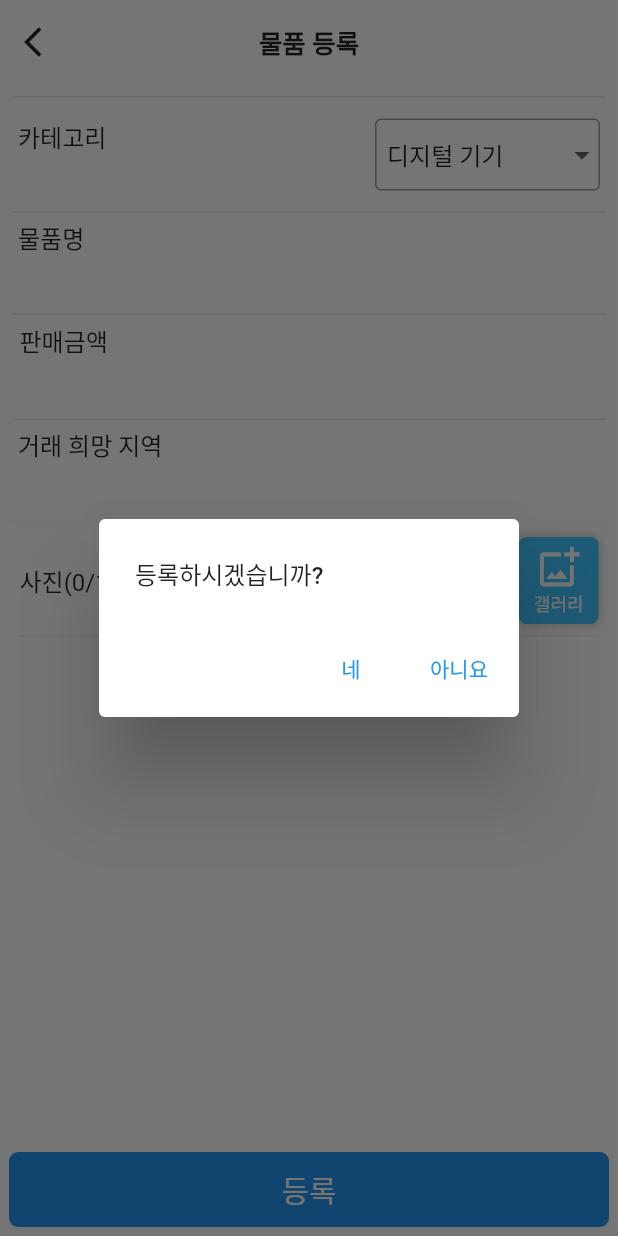
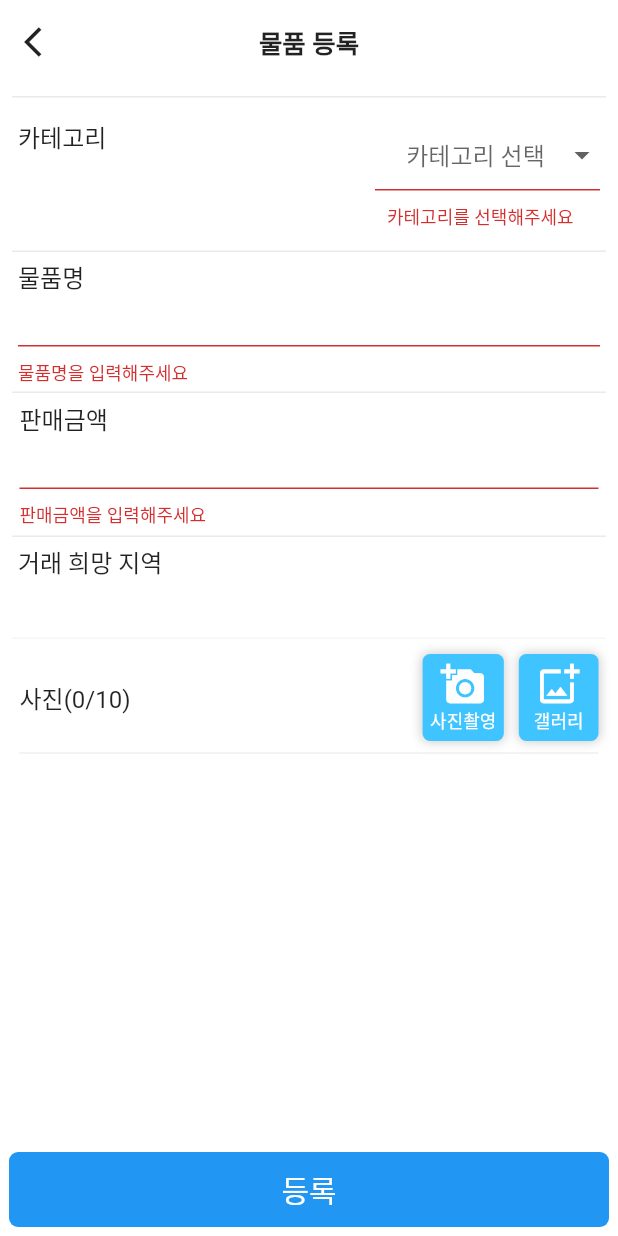
Before and after one commit to owj0512/used_market, a Flutter app: the AddGoods screen opened directly, after a tap on "등록", on a phone screen of 412 x 824 dp. Run offline on Flutter 3.47's test engine with Material 2 defaults, Android fonts, the phone set to English and light mode, and no system bars; our stand-ins replace carousel_slider, cloud_firestore, currency_text_input_formatter, dotted_border, firebase_auth, firebase_core and 5 more; accounts and stored records are empty; project files that could hold a hidden picture were left out.

Commit message:
08-27 업데이트2

```diff
--- a/lib/view/used_market/add_goods.dart
+++ b/lib/view/used_market/add_goods.dart
@@ -15,11 +15,10 @@ class AddGoods extends StatefulWidget {
 
 class AddGoodsState extends State<AddGoods> {
   final _formKey = GlobalKey<FormState>();
-  String category = '디지털 기기';
+  String? category;
   TextEditingController goodsName = TextEditingController();
   TextEditingController price = TextEditingController();
   TextEditingController tradePlace = TextEditingController();
-
 
   @override
   Widget build(BuildContext context) {
@@ -51,7 +50,6 @@ class AddGoodsState extends State<AddGoods> {
                 padding: const EdgeInsets.all(8.0),
                 child: Column(
                   children: [
-
                     Container(
                       decoration: const BoxDecoration(
                           border: Border(
@@ -74,8 +72,7 @@ class AddGoodsState extends State<AddGoods> {
                                     decoration: const InputDecoration(
                                         contentPadding: EdgeInsets.symmetric(horizontal: 8),
                                         enabledBorder: OutlineInputBorder(borderSide: BorderSide(color: Colors.grey)),
-                                        focusedBorder: OutlineInputBorder(borderSide: BorderSide(color: Colors.grey))
-                                    ),
+                                        focusedBorder: OutlineInputBorder(borderSide: BorderSide(color: Colors.grey))),
                                     hint: const Text('카테고리 선택'),
                                     alignment: Alignment.center,
                                     isExpanded: true,
@@ -91,7 +88,12 @@ class AddGoodsState extends State<AddGoods> {
                                         category = value;
                                       });
                                     },
-                                  ),
+                                    validator: (value) {
+                                      if (category == null) {
+                                        return '카테고리를 선택해주세요';
+                                      }
+                                      return null;
+                                    }),
                               ),
                             ],
                           ),
@@ -111,7 +113,7 @@ class AddGoodsState extends State<AddGoods> {
                         crossAxisAlignment: CrossAxisAlignment.start,
                         children: [
                           const Text('물품명', style: const TextStyle(fontSize: 16)),
-                            TextField(
+                          TextFormField(
                             controller: goodsName,
                             maxLines: 1,
                             maxLength: 100,
@@ -127,6 +129,12 @@ class AddGoodsState extends State<AddGoods> {
                                 focusedBorder: UnderlineInputBorder(
                                   borderSide: BorderSide(color: Colors.white),
                                 )),
+                              validator: (value) {
+                                if (goodsName.text.isEmpty) {
+                                  return '물품명을 입력해주세요';
+                                }
+                                return null;
+                              }
                           ),
                         ],
                       ),
@@ -143,7 +151,7 @@ class AddGoodsState extends State<AddGoods> {
                         crossAxisAlignment: CrossAxisAlignment.start,
                         children: [
                           const Text('판매금액', style: TextStyle(fontSize: 16)),
-                            TextField(
+                          TextFormField(
                             controller: price,
                             maxLines: 1,
                             maxLength: 20,
@@ -165,6 +173,12 @@ class AddGoodsState extends State<AddGoods> {
                                 focusedBorder: UnderlineInputBorder(
                                   borderSide: BorderSide(color: Colors.white),
                                 )),
+                              validator: (value) {
+                                if (price.text.isEmpty) {
+                                  return '판매금액을 입력해주세요';
+                                }
+                                return null;
+                              }
                           ),
                         ],
                       ),
@@ -180,7 +194,7 @@ class AddGoodsState extends State<AddGoods> {
                       child: Column(
                         crossAxisAlignment: CrossAxisAlignment.start,
                         children: [
-                            const Text('거래 희망 지역', style: const TextStyle(fontSize: 16)),
+                          const Text('거래 희망 지역', style: TextStyle(fontSize: 16)),
                           TextField(
                             controller: tradePlace,
                             maxLines: 1,
@@ -202,8 +216,6 @@ class AddGoodsState extends State<AddGoods> {
                       ),
                     ),
 
-
-
                     //사진 등록 부분
                     const ImageUploader()
                   ],
@@ -213,10 +225,12 @@ class AddGoodsState extends State<AddGoods> {
           ),
           bottomNavigationBar: InkWell(
             onTap: () {
+              if (_formKey.currentState!.validate()) {
                 showDialog(
                     useRootNavigator: false,
                     context: context,
-                    builder: (buildContext) => AlertDialog(
+                    builder: (buildContext) =>
+                        AlertDialog(
                           title: const Text('등록하시겠습니까?', style: TextStyle(fontSize: 16)),
                           actions: <Widget>[
                             TextButton(
@@ -226,9 +240,9 @@ class AddGoodsState extends State<AddGoods> {
                                 Navigator.pop(context);
                                 Loading().loading(context, '등록중입니다');
                                 await UsedMarketController().addGoods(
-                              category,
+                                  category!,
                                   goodsName.text,
-                              int.parse(price.text),
+                                  price.text,
                                   tradePlace.text,
                                   ImageUploaderState.images,
                                   ImageUploaderState.imageDescriptionText,
@@ -245,7 +259,9 @@ class AddGoodsState extends State<AddGoods> {
                               },
                             ),
                           ],
-                    ));
+                        )
+                );
+              } else {null;}
 
             },
             child: Container(
```
Also changed, not shown: lib/controller/used_market/used_market_controller.dart (+9 -2 lines), lib/view/used_market/goods_list.dart (+29 -1 lines). Lines whose indentation alone changed are shown as unchanged.
